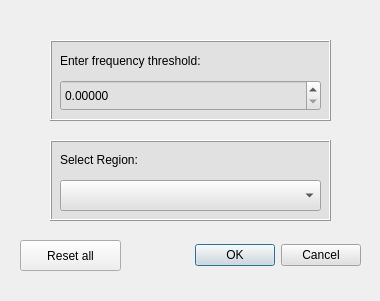
emilpaulitz/ProgrammierProjekt2019, file src/UglyVCF/filterdialog.ui: the form before one commit.
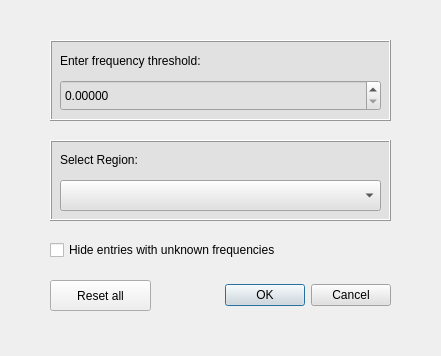
The form after the commit.

Patch:
```diff
--- a/src/UglyVCF/filterdialog.ui
+++ b/src/UglyVCF/filterdialog.ui
@@ -6,8 +6,8 @@
    <rect>
     <x>0</x>
     <y>0</y>
-    <width>380</width>
-    <height>301</height>
+    <width>441</width>
+    <height>356</height>
    </rect>
   </property>
   <property name="windowTitle">
@@ -20,8 +20,8 @@
    <property name="geometry">
     <rect>
      <x>130</x>
-     <y>240</y>
-     <width>231</width>
+     <y>280</y>
+     <width>261</width>
      <height>31</height>
     </rect>
    </property>
@@ -40,7 +40,7 @@
     <rect>
      <x>50</x>
      <y>140</y>
-     <width>281</width>
+     <width>341</width>
      <height>81</height>
     </rect>
    </property>
@@ -59,7 +59,7 @@
      <rect>
       <x>10</x>
       <y>40</y>
-      <width>261</width>
+      <width>321</width>
       <height>31</height>
      </rect>
     </property>
@@ -72,7 +72,7 @@
      <rect>
       <x>10</x>
       <y>10</y>
-      <width>261</width>
+      <width>321</width>
       <height>20</height>
      </rect>
     </property>
@@ -86,7 +86,7 @@
     <rect>
      <x>50</x>
      <y>40</y>
-     <width>281</width>
+     <width>341</width>
      <height>81</height>
     </rect>
    </property>
@@ -110,7 +110,7 @@
      <rect>
       <x>10</x>
       <y>40</y>
-      <width>261</width>
+      <width>321</width>
       <height>31</height>
      </rect>
     </property>
@@ -129,7 +129,7 @@
      <rect>
       <x>10</x>
       <y>10</y>
-      <width>261</width>
+      <width>321</width>
       <height>21</height>
      </rect>
     </property>
@@ -141,8 +141,8 @@
   <widget class="QPushButton" name="resetButton">
    <property name="geometry">
     <rect>
-     <x>20</x>
-     <y>240</y>
+     <x>50</x>
+     <y>280</y>
      <width>101</width>
      <height>31</height>
     </rect>
@@ -157,6 +157,22 @@
     <string>Reset all</string>
    </property>
   </widget>
+  <widget class="QCheckBox" name="hideBox">
+   <property name="geometry">
+    <rect>
+     <x>50</x>
+     <y>240</y>
+     <width>341</width>
+     <height>20</height>
+    </rect>
+   </property>
+   <property name="text">
+    <string>Hide entries with unknown frequencies</string>
+   </property>
+   <property name="checked">
+    <bool>false</bool>
+   </property>
+  </widget>
  </widget>
  <resources/>
  <connections>
```
